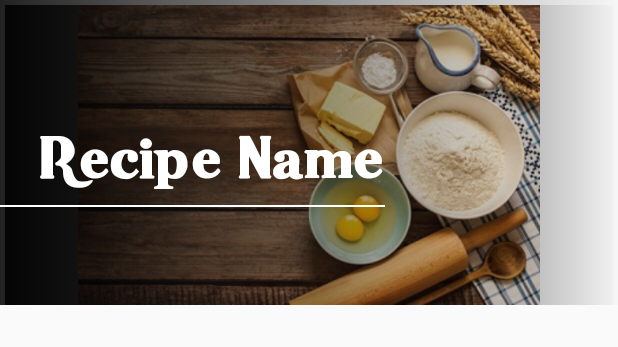
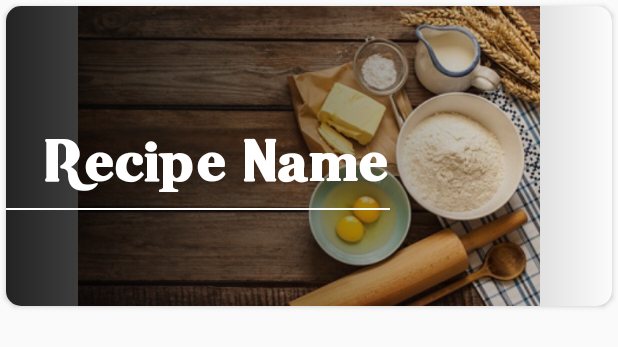
Before and after one commit to Amrhalawani/BakingApp, an Android app: the layout item_recipe.xml on its own in the app's theme, with its tools: preview values and no code run, on a phone screen of 412 x 824 dp. Shown: the top 347 px of the screen. Run offline under Robolectric (Android 15) with nearby library versions, the phone set to English and light mode, and no system bars; plain views replace SimpleTagImageView; Roboto replaces fonts that are not available here.

Commit message:
make sharedP to check pho or tablet & add cardView

```diff
--- a/app/src/main/AndroidManifest.xml
+++ b/app/src/main/AndroidManifest.xml
@@ -24,7 +24,8 @@
             android:name="preloaded_fonts"
             android:resource="@array/preloaded_fonts" />
 
-        <activity android:name=".DetailActivity"></activity>
+        <activity android:name=".DetailActivity" />
+        <activity android:name=".StepDetailActivity"></activity>
     </application>
 
 </manifest>
--- a/app/src/main/res/layout/activity_splash_screen.xml
+++ b/app/src/main/res/layout/activity_splash_screen.xml
@@ -30,6 +30,7 @@
     <ProgressBar
         android:layout_width="wrap_content"
         android:layout_height="wrap_content"
-        android:layout_gravity="center" />
+        android:layout_gravity="center"
+        />
 
 </LinearLayout>
--- a/app/src/main/res/layout/fragment_recipe_step_detail.xml
+++ b/app/src/main/res/layout/fragment_recipe_step_detail.xml
@@ -5,6 +5,7 @@
     android:id="@+id/framelayout_StepsFragment"
     android:layout_width="match_parent"
     android:layout_height="match_parent"
+    android:background="@color/white"
     tools:context=".RecipeStepDetailFragment">
     <!--dont use alpha in your layout when using exoplayer-->
     <android.support.constraint.ConstraintLayout
--- a/app/src/main/res/layout/item_recipe.xml
+++ b/app/src/main/res/layout/item_recipe.xml
@@ -5,10 +5,19 @@
     android:layout_width="match_parent"
     android:layout_height="wrap_content"
     android:id="@+id/linearLayout"
-    android:background="@drawable/selector_color"
 
     >
 
+<android.support.v7.widget.CardView
+    android:layout_width="match_parent"
+    android:layout_height="wrap_content"
+    xmlns:card_view="http://schemas.android.com/apk/res-auto"
+    card_view:cardCornerRadius="10dp"
+    android:src="@drawable/placeholder"
+    android:layout_margin="4dp"
+    android:elevation="20dp"
+    android:background="@drawable/selector_color"
+    >
 
     <android.support.constraint.ConstraintLayout
         android:id="@+id/constrainLayout"
@@ -16,26 +25,23 @@
         android:layout_height="wrap_content">
 
 
-        <net.wujingchao.android.view.SimpleTagImageView xmlns:simple="http://schemas.android.com/apk/res-auto"
+        <net.wujingchao.android.view.SimpleTagImageView
+            xmlns:simple="http://schemas.android.com/apk/res-auto"
             android:id="@+id/item_servings_tag"
             android:layout_width="match_parent"
             android:layout_height="200dip"
-            android:layout_margin="3dip"
-            android:layout_marginEnd="8dp"
-            android:layout_marginStart="8dp"
-            android:layout_marginTop="8dp"
             android:adjustViewBounds="true"
             android:src="@drawable/placeholder"
             simple:layout_constraintEnd_toEndOf="parent"
             simple:layout_constraintStart_toStartOf="parent"
             simple:layout_constraintTop_toTopOf="parent"
-            simple:simple_corner_distance="60dp"
-            simple:simple_tag_background_color="@color/colorPrimaryDark"
+            simple:simple_corner_distance="65dp"
+            simple:simple_tag_background_color="#ff626d"
             simple:simple_tag_enable="true"
             simple:simple_tag_orientation="right_top"
-            simple:simple_tag_round_radius="5dp"
             simple:simple_tag_text="test"
-            simple:simple_tag_textColor="#faffa4"
+            simple:simple_tag_round_radius="1dp"
+            simple:simple_tag_textColor="@color/white"
             simple:simple_tag_textSize="14sp"
             simple:simple_tag_width="23dip" />
 
@@ -78,4 +84,6 @@
 
 
     </android.support.constraint.ConstraintLayout>
+
+</android.support.v7.widget.CardView>
 </LinearLayout>
```
Also changed, not shown: app/build.gradle (+7 -8 lines), app/src/main/java/com/nd/amrhal/bakingapp/RecipeDetailFragment.java (+15 -3 lines), app/src/main/java/com/nd/amrhal/bakingapp/RecipeStepDetailFragment.java (+59 -8 lines), app/src/main/java/com/nd/amrhal/bakingapp/StepDetailActivity.java (added, +14 -0 lines), app/src/main/res/layout/activity_step_detail.xml (added, +9 -0 lines).
